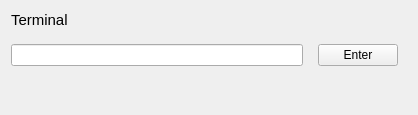
Old version of the form armsim/ui/terminalwidget.ui in the repository bstee615/armsim.
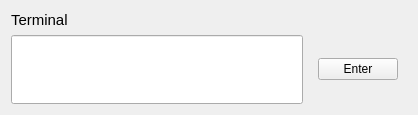
New version of the form.

Commit message: Working A-level submission. Working on the UI now.

Patch:
```diff
--- a/armsim/ui/terminalwidget.ui
+++ b/armsim/ui/terminalwidget.ui
@@ -29,7 +29,14 @@
    <item>
     <layout class="QHBoxLayout" name="horizontalLayout">
      <item>
-      <widget class="QLineEdit" name="leTerminalText"/>
+      <widget class="QLineEdit" name="leTerminalText">
+       <property name="sizePolicy">
+        <sizepolicy hsizetype="Expanding" vsizetype="Expanding">
+         <horstretch>0</horstretch>
+         <verstretch>0</verstretch>
+        </sizepolicy>
+       </property>
+      </widget>
      </item>
      <item>
       <widget class="QWidget" name="widget" native="true">
@@ -46,19 +53,6 @@
      </item>
     </layout>
    </item>
-   <item>
-    <spacer name="verticalSpacer">
-     <property name="orientation">
-      <enum>Qt::Vertical</enum>
-     </property>
-     <property name="sizeHint" stdset="0">
-      <size>
-       <width>20</width>
-       <height>40</height>
-      </size>
-     </property>
-    </spacer>
-   </item>
   </layout>
  </widget>
  <resources/>
```
The commit also changes 6 other files.
